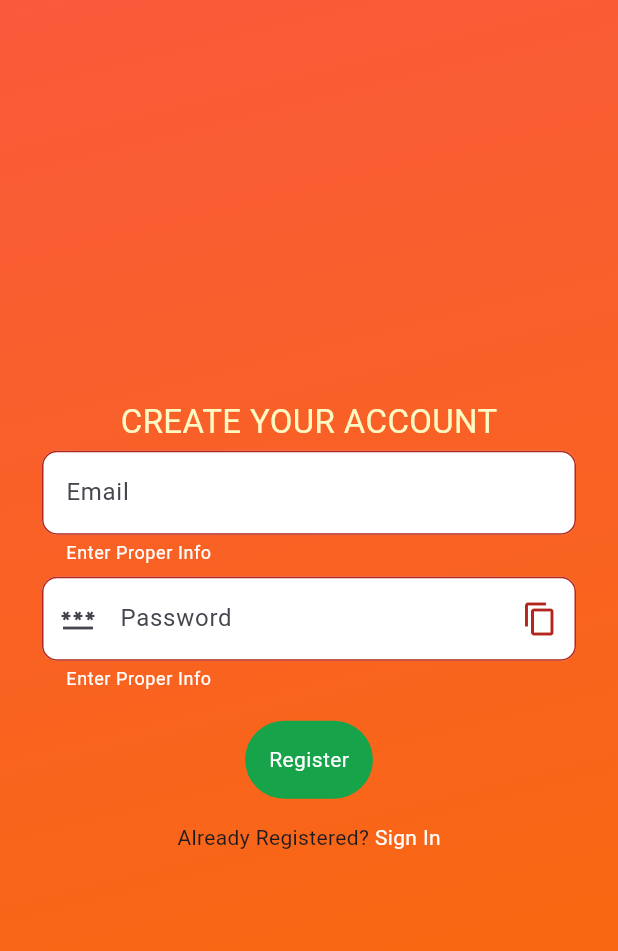
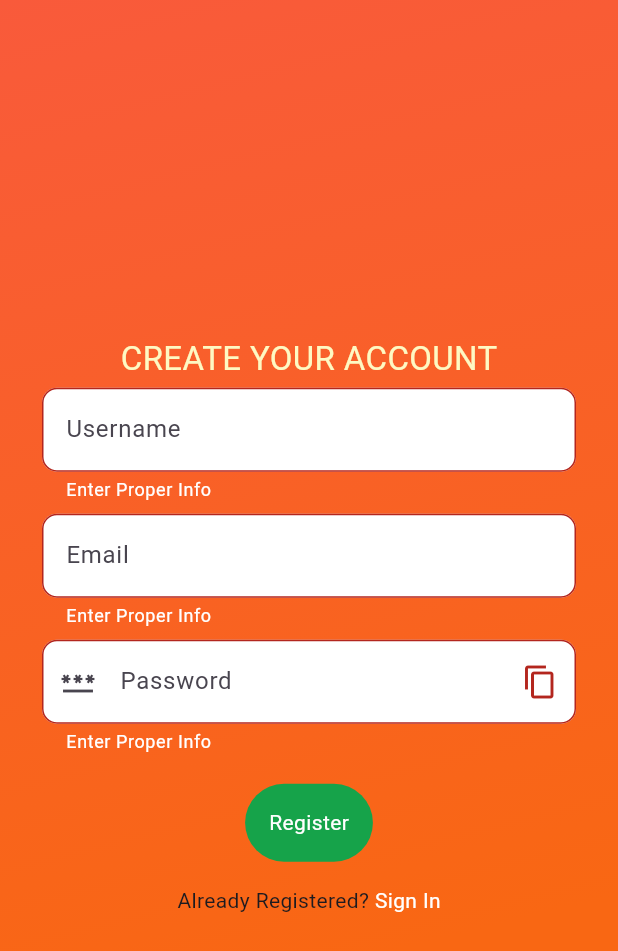
Before and after one commit to mwilko/Inventory-Manager, a Flutter app: the Registration screen opened directly, after a tap on "Register", on a phone screen of 412 x 824 dp. Shown: the top 951 px of the screen. Run offline on Flutter 3.47's test engine with Material 3 defaults, Android fonts, the phone set to English and light mode, and no system bars; drawn by our look-alikes of velocity_x; our stand-ins replace flutter_slidable, jwt_decoder, shared_preferences; accounts and stored records are empty.

Commit message:
connectivity to MongoDB database and user data passed through

```diff
--- a/lib/registration.dart
+++ b/lib/registration.dart
@@ -9,42 +9,43 @@ import 'loginPage.dart';
 import 'package:http/http.dart' as http;
 import 'config.dart';
 
-class Registration extends StatefulWidget {
+class Registration extends StatefulWidget { // A StatefulWidget to register the user.
   @override
   _RegistrationState createState() => _RegistrationState();
 }
 
 class _RegistrationState extends State<Registration> {
 
+  // creating three TextEditingController objects to get the user input for email, password, and username.
   TextEditingController emailController = TextEditingController();
   TextEditingController passwordController = TextEditingController();
   TextEditingController usernameController = TextEditingController();
-  bool _isNotValidate = false;
+  bool _isNotValidate = false; // A boolean variable to check if the user has entered the proper information or not.
 
-  void registerUser() async{
+  void registerUser() async{ // A function to register the user.
     if(emailController.text.isNotEmpty && passwordController.text.isNotEmpty && usernameController.text.isNotEmpty){
 
       var regBody = {
         "username": usernameController.text,
         "email":emailController.text,
         "password":passwordController.text
-      };
+      }; // A map of the data you want to send to the API.
 
-      var response = await http.post(Uri.parse(registration),
+      var response = await http.post(Uri.parse(registration), // Send a POST request to the API
       headers: {"Content-Type":"application/json"},
       body: jsonEncode(regBody)
       );
 
-      var jsonResponse = jsonDecode(response.body);
+      var jsonResponse = jsonDecode(response.body); // Decode the response from the API.
 
-      print(jsonResponse['status']);
+      //print(jsonResponse['status']); // error handling
 
-      if(jsonResponse['status']){
+      if(jsonResponse['status']){ // Check if the API returns a 200 OK response
         Navigator.push(context, MaterialPageRoute(builder: (context)=>SignInPage()));
       }else{
         print("SomeThing Went Wrong");
       }
-    }else{
+    }else{ // If the user has not entered the proper information, set the _isNotValidate variable to true.
       setState(() {
         _isNotValidate = true;
       });
@@ -52,7 +53,7 @@ class _RegistrationState extends State<Registration> {
   }
 
   @override
-  Widget build(BuildContext context) {
+  Widget build(BuildContext context) { // Build the UI of the Registration page.
     return SafeArea(
       child: Scaffold(
         body: Container(
@@ -76,6 +77,18 @@ class _RegistrationState extends State<Registration> {
                   HeightBox(10),
                   "CREATE YOUR ACCOUNT".text.size(22).yellow100.make(),
                   TextField(
+                    controller: usernameController,
+                    keyboardType: TextInputType.text,
+                    decoration: InputDecoration(
+                        filled: true,
+                        fillColor: Colors.white,
+                        errorStyle: TextStyle(color: Colors.white),
+                        errorText: _isNotValidate ? "Enter Proper Info" : null,
+                        hintText: "Username",
+                        border: OutlineInputBorder(
+                            borderRadius: BorderRadius.all(Radius.circular(10.0)))),
+                  ).p4().px24(), // A TextField to get the username from the user.
+                  TextField(
                     controller: emailController,
                     keyboardType: TextInputType.text,
                     decoration: InputDecoration(
@@ -86,7 +99,7 @@ class _RegistrationState extends State<Registration> {
                         hintText: "Email",
                         border: OutlineInputBorder(
                             borderRadius: BorderRadius.all(Radius.circular(10.0)))),
-                  ).p4().px24(),
+                  ).p4().px24(), // A TextField to get the email from the user.
                   TextField(
                     controller: passwordController,
                     keyboardType: TextInputType.text,
@@ -109,7 +122,7 @@ class _RegistrationState extends State<Registration> {
                         hintText: "Password",
                         border: OutlineInputBorder(
                             borderRadius: BorderRadius.all(Radius.circular(10.0)))),
-                  ).p4().px24(),
+                  ).p4().px24(), // A TextField to get the password from the user.
                   HStack([
                     GestureDetector(
                       onTap: ()=>{
@@ -117,12 +130,12 @@ class _RegistrationState extends State<Registration> {
                       },
                         child: VxBox(child: "Register".text.white.makeCentered().p16()).green600.roundedLg.make().px16().py16(),
                     ),
-                  ]),
+                  ]), // A GestureDetector to register the user.
                   GestureDetector(
                     onTap: (){
                       print("Sign In");
                       Navigator.push(context, MaterialPageRoute(builder: (context)=>SignInPage()));
-                    },
+                    }, // A GestureDetector to navigate to the SignIn page.
                     child: HStack([
                       "Already Registered?".text.make(),
                       " Sign In".text.white.make()
@@ -138,7 +151,7 @@ class _RegistrationState extends State<Registration> {
   }
 }
 
-String generatePassword() {
+String generatePassword() { // A function to generate a random password.
   String upper = 'ABCDEFGHIJKLMNOPQRSTUVWXYZ';
   String lower = 'abcdefghijklmnopqrstuvwxyz';
   String numbers = '1234567890';
```
Also changed, not shown: lib/loginPage.dart (+11 -10 lines), 1 other file.
